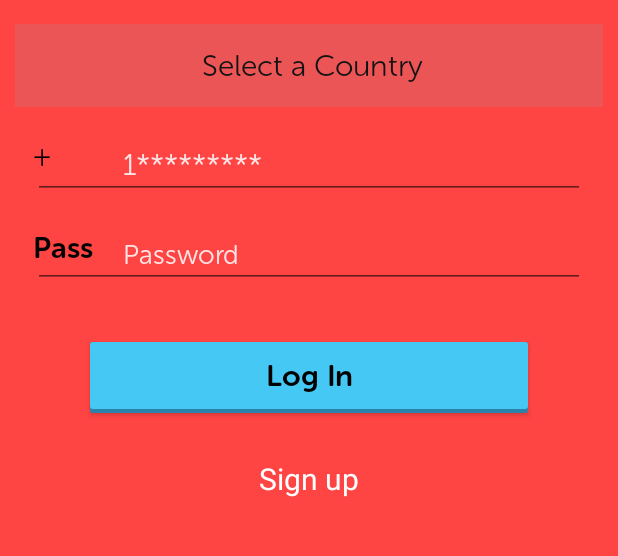
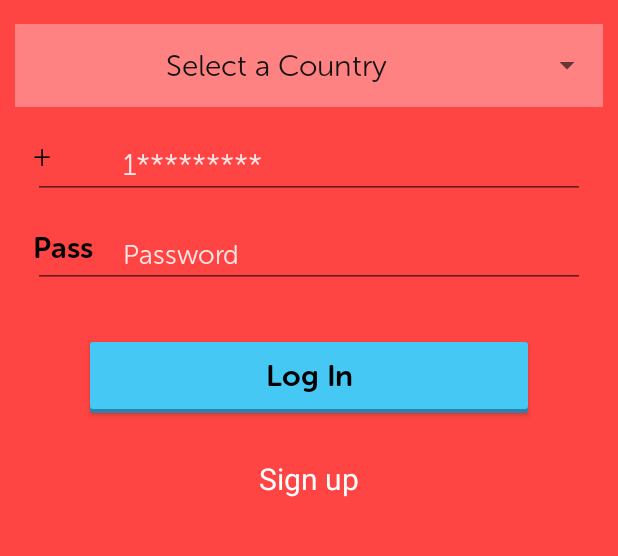
Before and after one commit to RaggedyCoder/Donate_Life, an Android app: the CheckRegistrationFragment screen opened directly, with no data from a screen before it, on a phone screen of 412 x 824 dp, the part 427-983 px from its top. Run offline under Robolectric (Android 15) with nearby library versions, the phone set to English and light mode, and no system bars.

Commit message:
initial commit changes

```diff
--- a/app/src/main/res/layout/fragment_registration_check.xml
+++ b/app/src/main/res/layout/fragment_registration_check.xml
@@ -21,33 +21,33 @@
             android:layout_width="wrap_content"
             android:layout_height="wrap_content"
             android:scaleType="centerCrop"
+            android:layout_marginBottom="16.0dip"
             android:src="@drawable/log_in_screen_logo" />
+
+        <LinearLayout
+            android:layout_width="fill_parent"
+            android:layout_height="wrap_content"
+            android:layout_gravity="center"
+            android:gravity="center"
+            android:background="#55ffffff"
+            android:orientation="vertical">
 
         <Spinner
             android:id="@+id/registration_country"
             android:layout_width="fill_parent"
             android:layout_height="wrap_content"
-            android:layout_marginBottom="16.0dip"
-            android:layout_marginTop="16.0dip"
             android:ellipsize="end"
             android:focusableInTouchMode="false"
-            android:background="@color/holo_gray_light"
             android:gravity="center"
             android:inputType="none"
             android:prompt="@string/spinner_prompt"
             android:singleLine="true" />
-
-        <com.widget.CustomTextView
-            android:id="@+id/register_phone_country_code"
-            style="@style/MuseoSansRounded_300_text"
-            android:layout_width="fill_parent"
-            android:layout_height="wrap_content"
-            android:gravity="start"
-            android:visibility="gone" />
+        </LinearLayout>
 
         <RelativeLayout
             android:id="@+id/registration_fields"
             android:layout_width="fill_parent"
+            android:layout_marginTop="16.0dip"
             android:layout_height="wrap_content"
             android:layout_marginBottom="16.0dip"
             android:layout_marginLeft="12.0dip"
```
